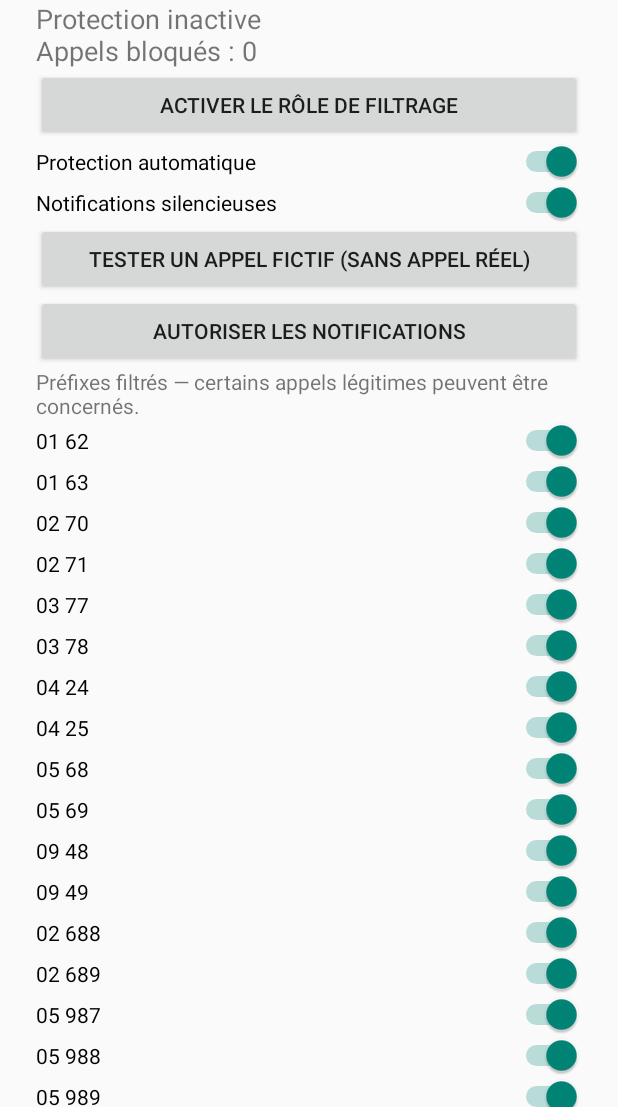
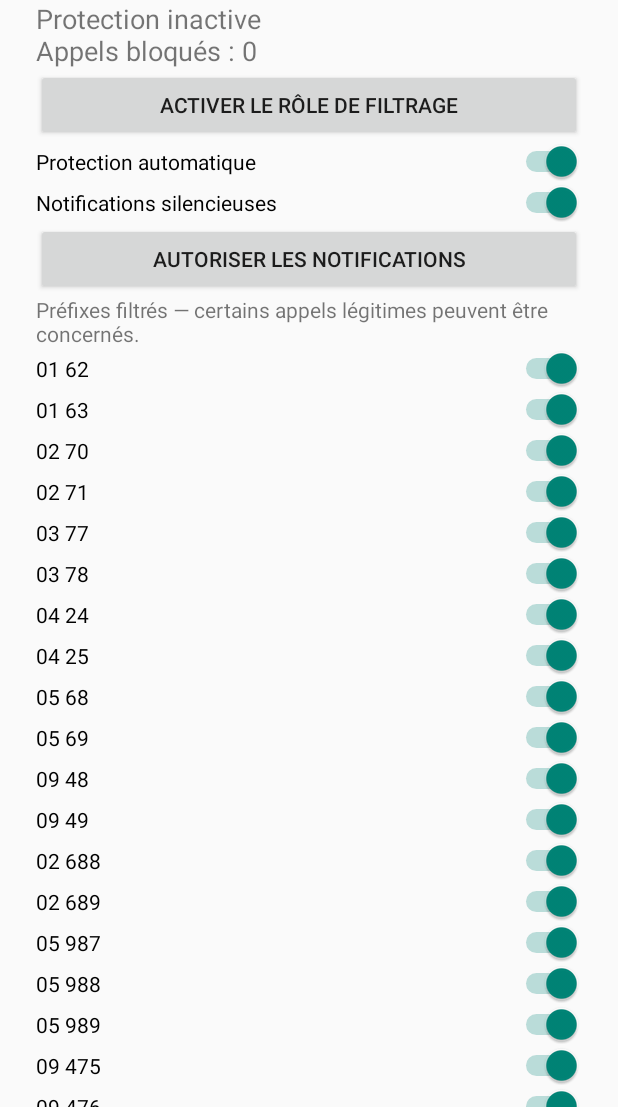
Before and after one commit to SDINAHET/anti-demarchage_android, an Android app: the screen it shows after launch (MainActivity), on a phone screen of 412 x 824 dp, the part 129-1236 px from its top. Run offline under Robolectric (Android 15) with nearby library versions, the phone set to English and light mode, and no system bars.

Commit message:
Keep simulation out of production app and prepare PC-based tests

```diff
--- a/app/src/main/java/fr/antidemarchage/MainActivity.java
+++ b/app/src/main/java/fr/antidemarchage/MainActivity.java
@@ -21,7 +21,6 @@ public class MainActivity extends Activity {
   button(root,"Activer le rôle de filtrage",()->{if(roles.isRoleAvailable(RoleManager.ROLE_CALL_SCREENING)) startActivityForResult(roles.createRequestRoleIntent(RoleManager.ROLE_CALL_SCREENING),1);});
   toggle(root,"Protection automatique","enabled");
   toggle(root,"Notifications silencieuses","notifications");
-  button(root,"Tester un appel fictif (sans appel réel)",()->startActivity(new Intent(this,SimulatorActivity.class)));
   if(Build.VERSION.SDK_INT>=33) button(root,"Autoriser les notifications",()->requestPermissions(new String[]{"android.permission.POST_NOTIFICATIONS"},2));
   TextView info=new TextView(this); info.setText("Préfixes filtrés — certains appels légitimes peuvent être concernés."); root.addView(info);
   for(String p:PrefixFilter.PREFIXES) toggle(root,p.substring(0,2)+" "+p.substring(2),p);
```
